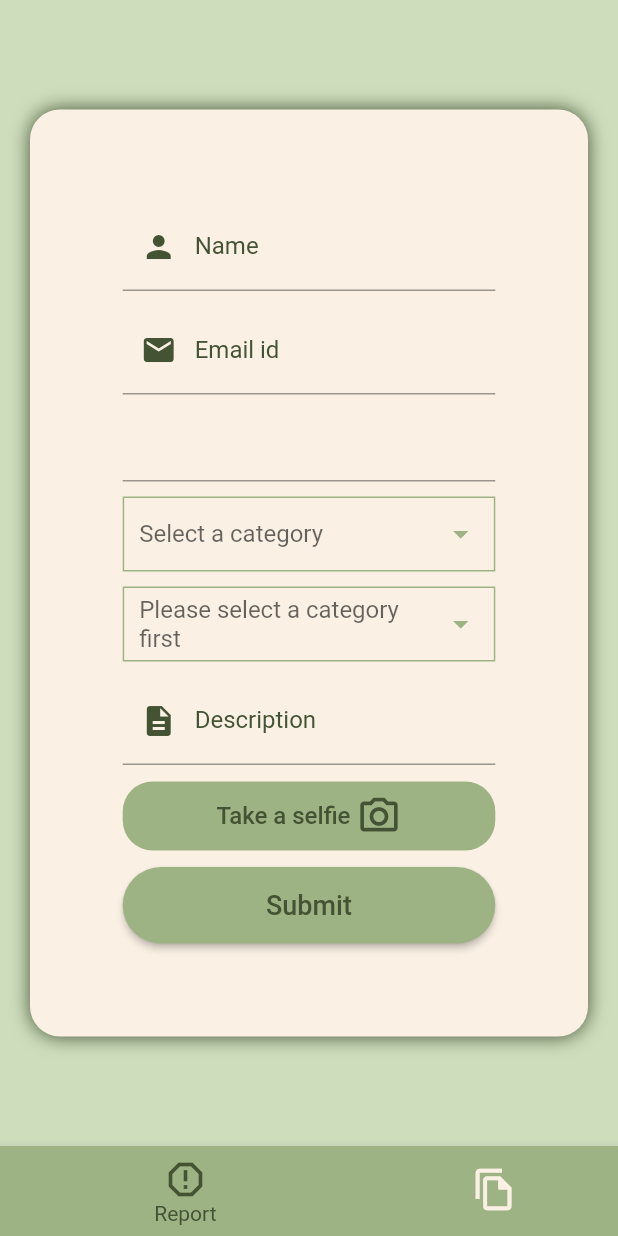
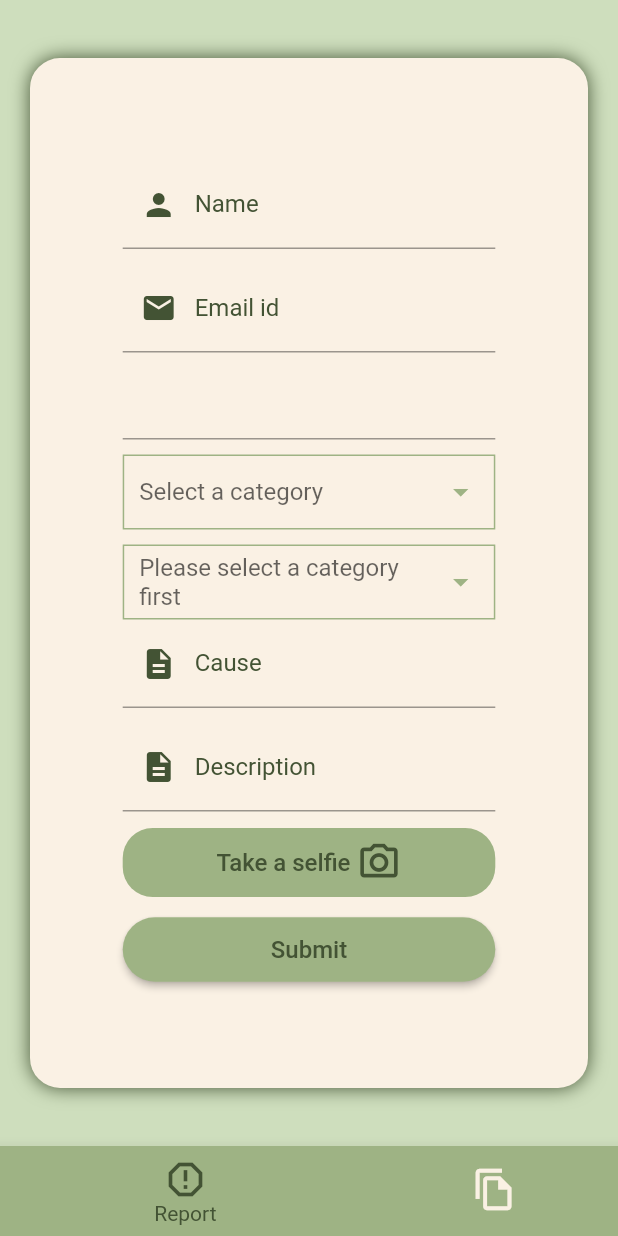
Before and after one commit to divyajyotibose/dairy, a Flutter app: the screen it shows after launch, on a phone screen of 412 x 824 dp. Run offline on Flutter 3.47's test engine with Material 2 defaults, Android fonts, the phone set to English and light mode, and no system bars; drawn by our look-alikes of sms_autofill; our stand-ins replace camera, carousel_slider, cloud_firestore, cool_alert, firebase_auth, firebase_core and 6 more; missing offline and left inert: animated_check, flutter_email_sender; accounts and stored records are empty.

Commit message:
update
cause field added

```diff
--- a/lib/pages/submit_report_page.dart
+++ b/lib/pages/submit_report_page.dart
@@ -34,6 +34,8 @@ class _submit_report_pageState extends State<submit_report_page>
   TextEditingController email = TextEditingController();
   TextEditingController details = TextEditingController();
   TextEditingController mobile = TextEditingController();
+  TextEditingController cause = TextEditingController();
+
   bool isDisabled=true;
   CollectionReference collRef = FirebaseFirestore.instance.collection("client");
   CollectionReference backref =
@@ -91,9 +93,10 @@ class _submit_report_pageState extends State<submit_report_page>
           textTextStyle: TextStyle(color: AppStyle.contentColor));
     } else {
       get_time();
-      await collRef.doc(mobile.text).update({
+      await collRef.doc(mobile.text).set({
         "name": name.text,
         "email": email.text,
+        "cause":cause.text,
         "details": details.text,
         "type": dtype,
         "disaster":valueChoose,
@@ -212,8 +215,7 @@ class _submit_report_pageState extends State<submit_report_page>
       backgroundColor: AppStyle.accentColor,
       body: Center(
         child: Container(
-          height: global_var.height * 0.75,
-          margin: EdgeInsets.symmetric(horizontal: 20,vertical: 0),
+          margin: EdgeInsets.symmetric(horizontal: 20,vertical: global_var.height*0.047),
           decoration: BoxDecoration(
 
               boxShadow: [
@@ -270,10 +272,12 @@ class _submit_report_pageState extends State<submit_report_page>
                 disaster_select(),
                 SizedBox(height: 10,),
                 selection_menu(),
+
+                description_box("Cause","Cause of incident",cause),
                 const SizedBox(
                   height: 10,
                 ),
-                description_box(),
+                description_box("Description","Please describe the incident",details),
                 const SizedBox(
                   height: 10,
                 ),
@@ -290,13 +294,13 @@ class _submit_report_pageState extends State<submit_report_page>
     );
   }
 
-  description_box() {
+  description_box(label,hint,ctr) {
     return SingleChildScrollView(
       child: SizedBox(
         child: form_inputs(
-          controller: details,
-          label_text: "Description",
-          hint_text: "Please describe the incident",
+          controller: ctr,
+          label_text: label,
+          hint_text: hint,
           pre_icon: const Icon(Icons.description),
         ),
       ),
--- a/lib/pages/view_reports.dart
+++ b/lib/pages/view_reports.dart
@@ -149,6 +149,7 @@ class _view_reportsState extends State<view_reports> {
     double lng = a["longitude"];
     String type = a["type"];
     String disaster=a["disaster"];
+    String cause = a["cause"];
     String details = a["details"];
     String ph = a["ph"];
     String time=a["Time"];
@@ -158,7 +159,7 @@ class _view_reportsState extends State<view_reports> {
       padding: EdgeInsets.symmetric(
           vertical: global_var.height * 0.05,
           horizontal: global_var.width * 0.08),
-      height: global_var.height * 0.7,
+      height: global_var.height * 0.75,
       decoration: BoxDecoration(
           color: AppStyle.bodyColor,
           borderRadius: BorderRadius.all(Radius.circular(10)),
@@ -195,6 +196,7 @@ class _view_reportsState extends State<view_reports> {
             report_lines("Type of Incdient", type),
             report_lines("The Incident", disaster),
             report_lines("Description", details),
+            report_lines("Cause", cause),
             user_location(lat,lng),
           ],
         ),
--- a/lib/widgets/usefulButton.dart
+++ b/lib/widgets/usefulButton.dart
@@ -11,12 +11,12 @@ class usefulButton extends StatelessWidget {
       onPressed: fn,
       child: Text(
         label,
-        style: TextStyle(color: AppStyle.contentColor, fontSize: 18),
+        style: TextStyle(color: AppStyle.contentColor, fontSize: 16),
       ),
       style: ElevatedButton.styleFrom(
           backgroundColor: AppStyle.mainColor,
           shape: StadiumBorder(),
-          padding: EdgeInsets.all(15)),
+          padding: EdgeInsets.all(12)),
     );
 
   }
```
